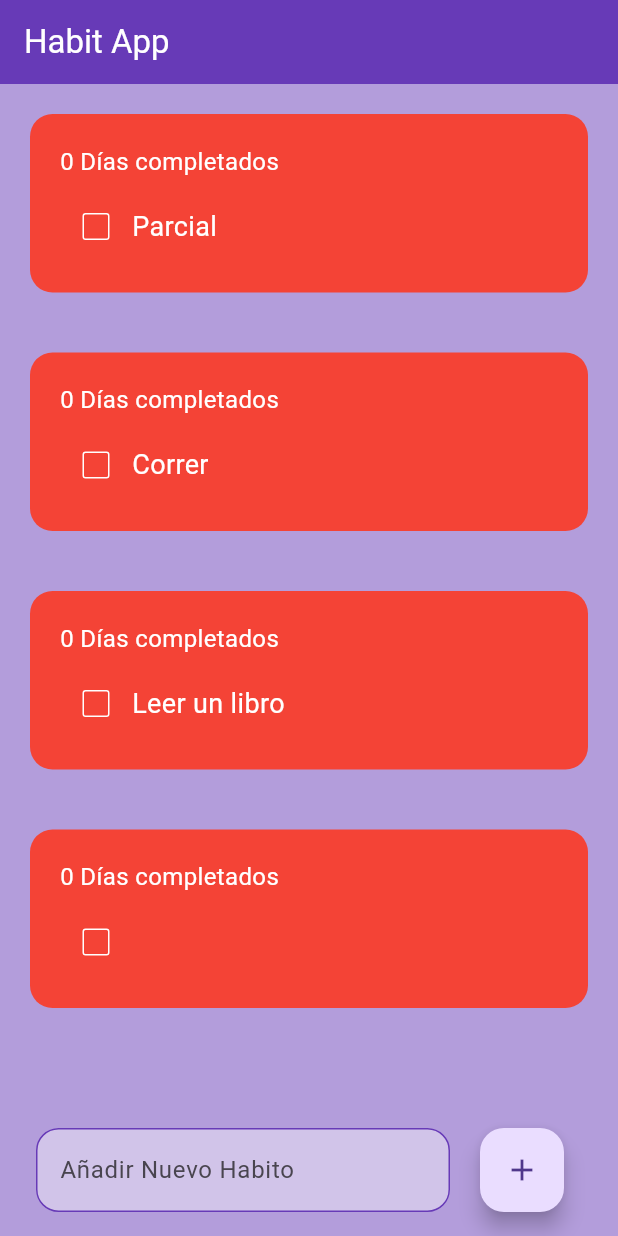
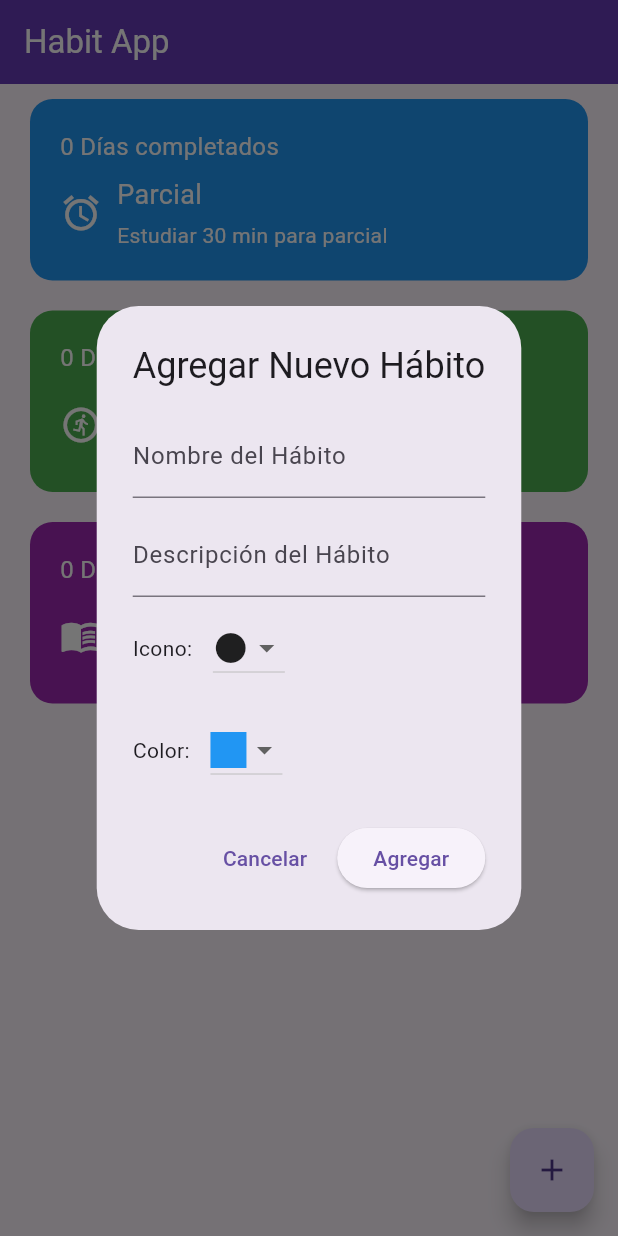
Before and after one commit to JuliethSierra/HabitApp, a Flutter app: the screen it shows after launch, after a tap on the "add" icon, on a phone screen of 412 x 824 dp. Run offline on Flutter 3.47's test engine with Material 3 defaults, Android fonts, the light colour scheme and no system bars; drawn by our look-alikes of flutter_slidable; our stand-ins replace table_calendar.

Commit message:
Add new details habits

```diff
--- a/lib/pages/home_page.dart
+++ b/lib/pages/home_page.dart
@@ -1,5 +1,6 @@
 import 'package:flutter/material.dart';
 import 'package:habits_app/utils/habits_list.dart';
+import 'package:habits_app/utils/icon_list.dart';
 
 class HomePage extends StatefulWidget {
   HomePage({super.key});
@@ -9,25 +10,54 @@ class HomePage extends StatefulWidget {
 }
 
 class _HomePageState extends State<HomePage> {
-  final _controller = TextEditingController();
+  final _nameController = TextEditingController();
+  final _descriptionController = TextEditingController();
 
   List habitList = [
-    ['0 Días completados', 'Parcial', false],
-    ['0 Días completados','Correr', false],
-    ['0 Días completados','Leer un libro', false],
+    [
+      '0 Días completados',
+      'Parcial',
+      'Estudiar 30 min para parcial',
+      false,
+      Colors.blue,
+      Icons.access_alarm_outlined
+    ],
+    [
+      '0 Días completados',
+      'Correr',
+      'Correr 10 min todos los días',
+      false,
+      Colors.green,
+      Icons.run_circle_outlined
+    ],
+    [
+      '0 Días completados',
+      'Leer un libro',
+      'Leer 20 paginas a diario',
+      false,
+      Colors.purple,
+      Icons.menu_book_outlined
+    ],
   ];
 
   void checkBoxChanged(int index) {
     setState(() {
-      habitList[index][2] = !habitList[index][2];
+      habitList[index][3] = !habitList[index][3];
     });
   }
 
   void saveNewHabit() {
     setState(() {
-      habitList.add(['0 Días completados',_controller.text, false]);
-      _controller.clear();
+      habitList.add([
+        '0 Días completados',
+        _nameController.text,
+        _descriptionController.text,
+        false
+      ]);
+      _nameController.clear();
+      _descriptionController.clear();
     });
+    Navigator.of(context).pop();
   }
 
   void deleteHabit(int index) {
@@ -39,7 +69,6 @@ class _HomePageState extends State<HomePage> {
   @override
   Widget build(BuildContext context) {
     return Scaffold(
-      backgroundColor: Colors.deepPurple.shade200,
       appBar: AppBar(
         title: const Text('Habit App'),
         backgroundColor: Colors.deepPurple,
@@ -51,42 +80,136 @@ class _HomePageState extends State<HomePage> {
           return HabitsList(
             daysCompleted: habitList[index][0],
             habitName: habitList[index][1],
-              habitCompleted: habitList[index][2],
+            habitDescription: habitList[index][2],
+            habitCompleted: habitList[index][3],
+            backgroundColor: habitList[index][4],
+            icon: habitList[index][5],
             onChanged: (value) => checkBoxChanged(index),
-              deleteFunction: (value) => deleteHabit(index),
+            deleteFunction: (_) => deleteHabit(index),
           );
-          }),
-      floatingActionButton: Padding(
-        padding: const EdgeInsets.symmetric(horizontal: 20),
-        child: Row(
+        },
+      ),
+      floatingActionButton: FloatingActionButton(
+        onPressed: openAddHabitDialog,
+        child: const Icon(Icons.add),
+      ),
+    );
+  }
+
+// Método para abrir el diálogo y agregar un nuevo hábito
+  void openAddHabitDialog() {
+    String habitName = '';
+    String habitDescription = '';
+    Color selectedColor = Colors.blue;
+    IconData selectedIcon = Icons.circle;
+
+    showDialog(
+      context: context,
+      builder: (BuildContext context) {
+        return AlertDialog(
+          title: const Text('Agregar Nuevo Hábito'),
+          content: Column(
+            mainAxisSize: MainAxisSize.min,
             children: [
-            Expanded(
-                child: Padding(
-              padding: const EdgeInsets.symmetric(horizontal: 20),
-              child: TextField(
-                controller: _controller,
-                decoration: InputDecoration(
-                  hintText: 'Añadir Nuevo Habito',
-                  filled: true,
-                  fillColor: Colors.deepPurple.shade100,
-                  enabledBorder: OutlineInputBorder(
-                    borderSide: const BorderSide(color: Colors.deepPurple),
-                    borderRadius: BorderRadius.circular(15),
-                  ),
-                  focusedBorder: OutlineInputBorder(
-                    borderSide: const BorderSide(color: Colors.deepPurple),
-                    borderRadius: BorderRadius.circular(15),
+              TextField(
+                onChanged: (value) {
+                  habitName = value;
+                },
+                decoration: const InputDecoration(
+                  labelText: 'Nombre del Hábito',
                 ),
               ),
+              const SizedBox(height: 10),
+              TextField(
+                onChanged: (value) {
+                  habitDescription = value;
+                },
+                decoration: const InputDecoration(
+                  labelText: 'Descripción del Hábito',
                 ),
-            )),
-            FloatingActionButton(
-              onPressed: saveNewHabit,
-              child: const Icon(Icons.add),
+              ),
+              const SizedBox(height: 10),
+              Row(
+                children: [
+                  const Text('Icono: '),
+                  const SizedBox(width: 10),
+                  DropdownButton<IconData>(
+                    value: selectedIcon,
+                    items: IconList().iconMap.entries.map((entry) {
+                      return DropdownMenuItem(
+                        value: entry.value,
+                        child: Icon(entry.value),
+                      );
+                    }).toList(),
+                    onChanged: (icon) {
+                      setState(() {
+                        selectedIcon = icon!;
+                      });
+                    },
                   ),
                 ],
               ),
+              const SizedBox(height: 20),
+              // Color Picker Dropdown
+              Row(
+                children: [
+                  const Text('Color: '),
+                  const SizedBox(width: 10),
+                  DropdownButton<Color>(
+                    value: selectedColor,
+                    items: [
+                      Colors.red,
+                      Colors.blue,
+                      Colors.green,
+                      Colors.yellow,
+                      Colors.purple,
+                      Colors.orange,
+                    ].map((color) {
+                      return DropdownMenuItem(
+                        value: color,
+                        child: Container(
+                          width: 24,
+                          height: 24,
+                          color: color,
                         ),
+                      );
+                    }).toList(),
+                    onChanged: (color) {
+                      setState(() {
+                        selectedColor = color!;
+                      });
+                    },
+                  ),
+                ],
+              ),
+            ],
+          ),
+          actions: [
+            TextButton(
+              onPressed: () {
+                Navigator.of(context).pop();
+              },
+              child: const Text('Cancelar'),
+            ),
+            ElevatedButton(
+              onPressed: () {
+                setState(() {
+                  habitList.add([
+                    '0 Días completados',
+                    habitName,
+                    habitDescription,
+                    false,
+                    selectedColor,
+                    selectedIcon,
+                  ]);
+                });
+                Navigator.of(context).pop();
+              },
+              child: const Text('Agregar'),
+            ),
+          ],
+        );
+      },
     );
   }
 }
--- a/lib/utils/habits_list.dart
+++ b/lib/utils/habits_list.dart
@@ -1,29 +1,37 @@
 import 'package:flutter/material.dart';
 import 'package:flutter_slidable/flutter_slidable.dart';
+import 'package:habits_app/pages/habit_detail_page.dart'; // Asegúrate de importar la página del calendario.
 
 class HabitsList extends StatelessWidget {
-  const HabitsList(
-      {super.key,
+  const HabitsList({
+    super.key,
     required this.daysCompleted,
     required this.habitName,
+    required this.habitDescription,
     required this.habitCompleted,
     required this.onChanged,
-      required this.deleteFunction});
+    required this.deleteFunction,
+    required this.icon,
+    required this.backgroundColor,
+  });
 
   final String daysCompleted;
   final String habitName;
+  final String habitDescription;
   final bool habitCompleted;
   final Function(bool?)? onChanged;
   final Function(BuildContext)? deleteFunction;
+  final IconData icon;
+  final Color backgroundColor;
 
   @override
   Widget build(BuildContext context) {
     return Padding(
       padding: const EdgeInsets.only(
-          top: 20,
+        top: 10,
         left: 20,
         right: 20,
-          bottom: 20,
+        bottom: 10,
       ),
       child: Slidable(
         endActionPane: ActionPane(
@@ -36,11 +44,21 @@ class HabitsList extends StatelessWidget {
             ),
           ],
         ),
+        child: GestureDetector(
+          onTap: () {
+            Navigator.push(
+              context,
+              MaterialPageRoute(
+                builder: (context) => HabitDetailPage(habitName: habitName),
+              ),
+            );
+          },
           child: Container(
             padding: const EdgeInsets.all(20),
             decoration: BoxDecoration(
-                color: habitCompleted ? Colors.green : Colors.red,
-                borderRadius: BorderRadius.circular(15)),
+              color: backgroundColor,
+              borderRadius: BorderRadius.circular(15),
+            ),
             child: Column(
               crossAxisAlignment: CrossAxisAlignment.start,
               mainAxisSize: MainAxisSize.min,
@@ -55,13 +73,16 @@ class HabitsList extends StatelessWidget {
                 const SizedBox(height: 8),
                 Row(
                   children: [
-                    Checkbox(
-                      value: habitCompleted,
-                      onChanged: onChanged,
-                      checkColor: Colors.black,
-                      activeColor: Colors.white,
-                      side: const BorderSide(color: Colors.white),
+                    Icon(
+                      icon,
+                      color: Colors.white,
+                      size: 28,
                     ),
+                    const SizedBox(width: 10),
+                    Expanded(
+                      child: Column(
+                        crossAxisAlignment: CrossAxisAlignment.start,
+                        children: [
                           Text(
                             habitName,
                             style: const TextStyle(
@@ -69,11 +90,24 @@ class HabitsList extends StatelessWidget {
                               fontSize: 18,
                             ),
                           ),
+                          const SizedBox(height: 4),
+                          Text(
+                            habitDescription,
+                            style: const TextStyle(
+                              color: Colors.white,
+                              fontSize: 14,
+                            ),
+                          ),
+                        ],
+                      ),
+                    ),
                   ],
                 ),
               ],
             ),
           ),
-        ));
+        ),
+      ),
+    );
   }
 }
--- /dev/null
+++ b/lib/utils/icon_list.dart
@@ -0,0 +1,25 @@
+import 'package:flutter/material.dart';
+
+class IconList {
+  var iconMap = <String, IconData> {
+    'local_gas_station_outlined': Icons.local_gas_station_outlined,
+    'local_hospital_outlined': Icons.local_hospital_outlined,
+    'local_dining_outlined': Icons.local_dining_outlined,
+    'shopping_cart_outlined': Icons.shopping_cart_outlined,
+    'otros': Icons.circle,
+    'local_hotel_outlined': Icons.local_hotel_outlined,
+    'ac_unit_outlined': Icons.ac_unit_outlined,
+    'access_alarm_outlined': Icons.access_alarm_outlined,
+    'access_time_outlined': Icons.access_time_outlined,
+    'accessible_forward_outlined': Icons.accessible_forward_outlined,
+    'account_balance_outlined': Icons.account_balance_outlined,
+    'account_balance_wallet_outlined': Icons.account_balance_wallet_outlined,
+    'adb_rounded': Icons.adb_rounded,
+    'add_circle_outline': Icons.add_circle_outline,
+    'adjust_outlined': Icons.adjust_outlined,
+    'agriculture_outlined': Icons.agriculture_outlined,
+    'air_outlined': Icons.air_outlined,
+    'airplanemode_active_outlined': Icons.airplanemode_active_outlined,
+    'home': Icons.home_outlined,
+  };
+}
```
Also changed, not shown: lib/pages/habit_detail_page.dart (added, +59 -0 lines), pubspec.yaml (+2 -71 lines), pubspec.lock. Lines whose indentation alone changed are shown as unchanged.
